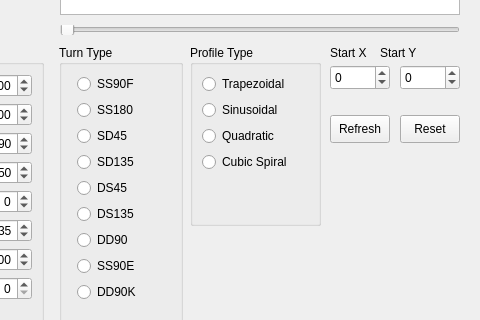
micromouseonline/pyTurnProfile, file pyturnprofile.ui: the form before one commit; both pictures show x 360 to 840 and y 415 to 735 of the 840 by 820 pixel window.
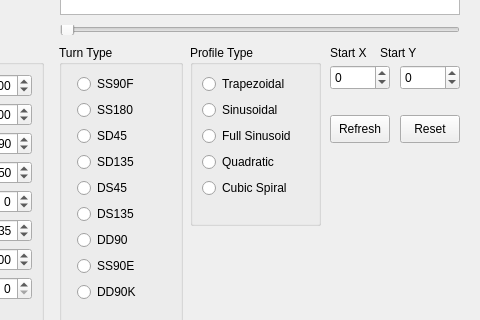
The form after the commit. Custom widgets are drawn as their Qt base class.

Commit message: merge full sinusoid

Patch:
```diff
--- a/pyturnprofile.ui
+++ b/pyturnprofile.ui
@@ -601,6 +601,13 @@
        </property>
       </widget>
      </item>
+     <item>
+      <widget class="QRadioButton" name="rbFullSine">
+       <property name="text">
+        <string>Full Sinusoid</string>
+       </property>
+      </widget>
+     </item>
      <item>
       <widget class="QRadioButton" name="rbQuadratic">
        <property name="text">
```
The commit also changes 4 other files.
